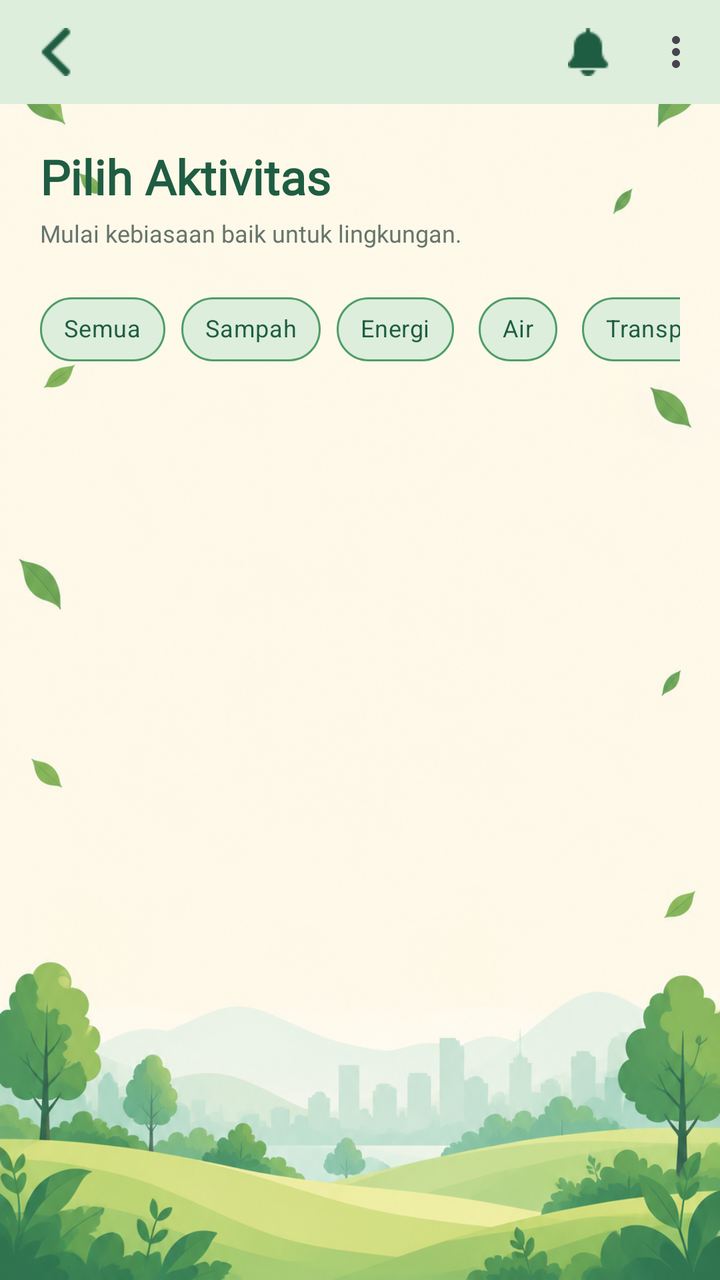
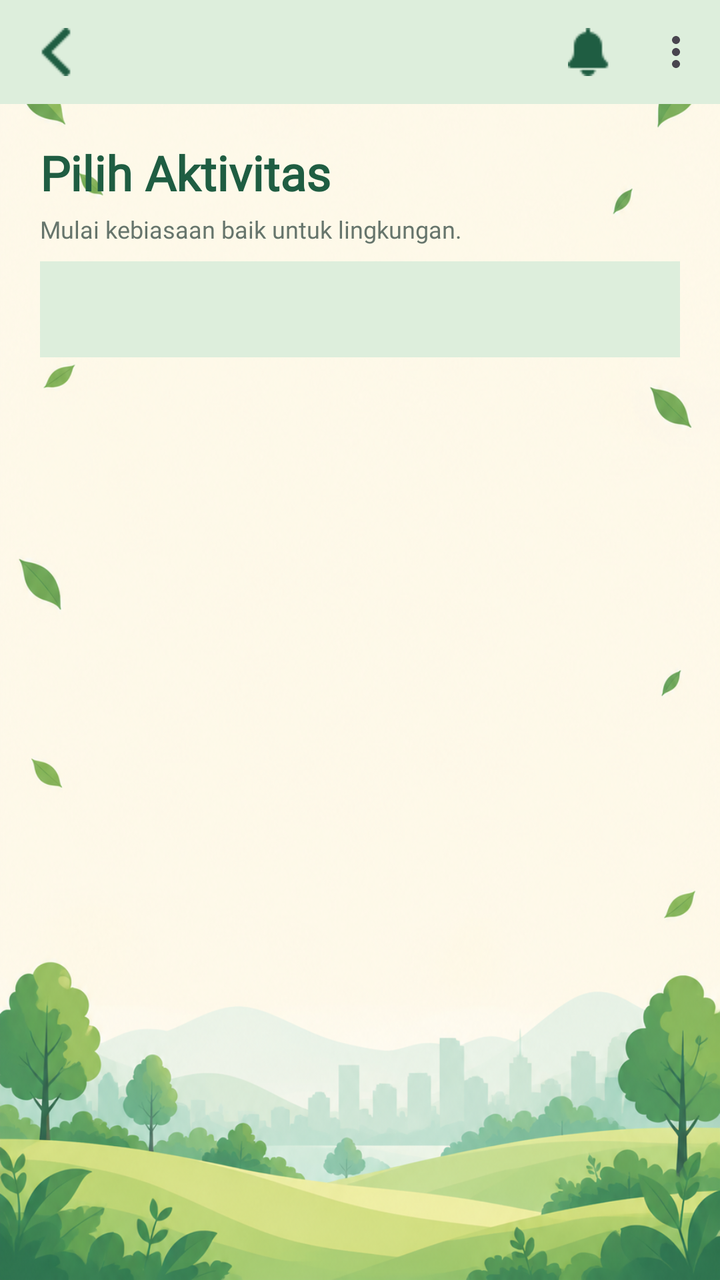

An Android layout rendered at two revisions. The XML below is the earlier revision; the diff shows what the commit changed to produce the second picture.
<!-- AndroidManifest.xml: application theme Theme.Mobile_Iqbal -->
<!-- res/layout/fragment_activity.xml -->
<?xml version="1.0" encoding="utf-8"?>
<androidx.constraintlayout.widget.ConstraintLayout
    xmlns:android="http://schemas.android.com/apk/res/android"
    xmlns:app="http://schemas.android.com/apk/res-auto"
    android:layout_width="match_parent"
    android:layout_height="match_parent"
    android:background="@drawable/bgutama">


    <com.google.android.material.appbar.MaterialToolbar
        android:id="@+id/toolbarActivity"
        android:layout_width="0dp"
        android:layout_height="52dp"
        android:background="#DDEEDC"
        app:navigationIcon="@drawable/left"
        app:title=""
        app:menu="@menu/main_menu"
        app:layout_constraintTop_toTopOf="parent"
        app:layout_constraintStart_toStartOf="parent"
        app:layout_constraintEnd_toEndOf="parent" />



    <LinearLayout
        android:id="@+id/headerActivity"
        android:layout_width="0dp"
        android:layout_height="wrap_content"
        android:orientation="vertical"
        android:paddingStart="20dp"
        android:paddingTop="20dp"
        android:paddingEnd="20dp"
        app:layout_constraintTop_toBottomOf="@id/toolbarActivity"
        app:layout_constraintStart_toStartOf="parent"
        app:layout_constraintEnd_toEndOf="parent">


    <TextView
            android:id="@+id/txtActivityTitle"
            android:layout_width="match_parent"
            android:layout_height="wrap_content"
            android:text="Pilih Aktivitas"
            android:textColor="#1F5D42"
            android:textSize="24sp"
            android:textStyle="bold"
            android:fontFamily="@font/poppins" />

        <TextView
            android:id="@+id/txtActivitySubtitle"
            android:layout_width="match_parent"
            android:layout_height="wrap_content"
            android:layout_marginTop="4dp"
            android:text="Mulai kebiasaan baik untuk lingkungan."
            android:textColor="#66756C"
            android:textSize="12sp"
            android:fontFamily="@font/poppins" />

        <HorizontalScrollView
            android:layout_width="match_parent"
            android:layout_height="wrap_content"
            android:layout_marginTop="16dp"
            android:scrollbars="none">

            <com.google.android.material.chip.ChipGroup
                android:id="@+id/chipGroupKategori"
                android:layout_width="wrap_content"
                android:layout_height="wrap_content"
                app:singleSelection="true"
                app:selectionRequired="true"
                app:chipSpacingHorizontal="8dp">

                <com.google.android.material.chip.Chip
                    android:id="@+id/chipSemua"
                    style="@style/Widget.MaterialComponents.Chip.Choice"
                    android:layout_width="wrap_content"
                    android:layout_height="wrap_content"
                    android:checkable="true"
                    android:text="Semua"
                    android:fontFamily="@font/poppins"
                    android:textSize="12sp"
                    app:checkedIconVisible="false"
                    app:chipBackgroundColor="@color/chip_filter_background"
                    app:chipStrokeColor="#4F9D69"
                    app:chipStrokeWidth="1dp"
                    app:chipCornerRadius="20dp"
                    android:textColor="@color/chip_filter_text" />

                <com.google.android.material.chip.Chip
                    android:id="@+id/chipSampah"
                    style="@style/Widget.MaterialComponents.Chip.Choice"
                    android:layout_width="wrap_content"
                    android:layout_height="wrap_content"
                    android:checkable="true"
                    android:text="Sampah"
                    android:fontFamily="@font/poppins"
                    android:textSize="12sp"
                    app:checkedIconVisible="false"
                    app:chipBackgroundColor="@color/chip_filter_background"
                    app:chipStrokeColor="#4F9D69"
                    app:chipStrokeWidth="1dp"
                    app:chipCornerRadius="20dp"
                    android:textColor="@color/chip_filter_text" />

                <com.google.android.material.chip.Chip
                    android:id="@+id/chipEnergi"
                    style="@style/Widget.MaterialComponents.Chip.Choice"
                    android:layout_width="wrap_content"
                    android:layout_height="wrap_content"
                    android:checkable="true"
                    android:text="Energi"
                    android:fontFamily="@font/poppins"
                    android:textSize="12sp"
                    app:checkedIconVisible="false"
                    app:chipBackgroundColor="@color/chip_filter_background"
                    app:chipStrokeColor="#4F9D69"
                    app:chipStrokeWidth="1dp"
                    app:chipCornerRadius="20dp"
                    android:textColor="@color/chip_filter_text" />

                <com.google.android.material.chip.Chip
                    android:id="@+id/chipAir"
                    style="@style/Widget.MaterialComponents.Chip.Choice"
                    android:layout_width="wrap_content"
                    android:layout_height="wrap_content"
                    android:checkable="true"
                    android:text="Air"
                    android:fontFamily="@font/poppins"
                    android:textSize="12sp"
                    app:checkedIconVisible="false"
                    app:chipBackgroundColor="@color/chip_filter_background"
                    app:chipStrokeColor="#4F9D69"
                    app:chipStrokeWidth="1dp"
                    app:chipCornerRadius="20dp"
                    android:textColor="@color/chip_filter_text" />

                <com.google.android.material.chip.Chip
                    android:id="@+id/chipTransportasi"
                    style="@style/Widget.MaterialComponents.Chip.Choice"
                    android:layout_width="wrap_content"
                    android:layout_height="wrap_content"
                    android:checkable="true"
                    android:text="Transportasi"
                    android:fontFamily="@font/poppins"
                    android:textSize="12sp"
                    app:checkedIconVisible="false"
                    app:chipBackgroundColor="@color/chip_filter_background"
                    app:chipStrokeColor="#4F9D69"
                    app:chipStrokeWidth="1dp"
                    app:chipCornerRadius="20dp"
                    android:textColor="@color/chip_filter_text" />

                <com.google.android.material.chip.Chip
                    android:id="@+id/chipKebiasaanHijau"
                    style="@style/Widget.MaterialComponents.Chip.Choice"
                    android:layout_width="wrap_content"
                    android:layout_height="wrap_content"
                    android:checkable="true"
                    android:text="Kebiasaan Hijau"
                    android:fontFamily="@font/poppins"
                    android:textSize="12sp"
                    app:checkedIconVisible="false"
                    app:chipBackgroundColor="@color/chip_filter_background"
                    app:chipStrokeColor="#4F9D69"
                    app:chipStrokeWidth="1dp"
                    app:chipCornerRadius="20dp"
                    android:textColor="@color/chip_filter_text" />
            </com.google.android.material.chip.ChipGroup>
        </HorizontalScrollView>
    </LinearLayout>

    <ListView
        android:id="@+id/listViewActivity"
        android:layout_width="0dp"
        android:layout_height="0dp"
        android:layout_marginStart="16dp"
        android:layout_marginTop="16dp"
        android:layout_marginEnd="16dp"
        android:layout_marginBottom="8dp"
        android:background="@android:color/transparent"
        android:divider="@android:color/transparent"
        android:dividerHeight="10dp"
        android:clipToPadding="false"
        android:paddingTop="2dp"
        android:paddingBottom="12dp"
        android:scrollbars="none"
        app:layout_constraintTop_toBottomOf="@id/headerActivity"
        app:layout_constraintBottom_toBottomOf="parent"
        app:layout_constraintStart_toStartOf="parent"
        app:layout_constraintEnd_toEndOf="parent" />

</androidx.constraintlayout.widget.ConstraintLayout>
<!-- resources referenced by this layout -->
<resources>
  <!-- drawable bgutama: png bitmap (drawable, 910591 bytes) -->
  <!-- drawable left: png bitmap (drawable, 427 bytes) -->
  <style name="Theme.Mobile_Iqbal" parent="Base.Theme.Mobile_Iqbal" />
  <style name="Base.Theme.Mobile_Iqbal" parent="Theme.Material3.DayNight.NoActionBar">
          
          
      </style>
</resources>

<!-- the commit's change to res/layout/fragment_activity.xml (unified diff, before → after) -->
@@ -5,7 +5,6 @@
     android:layout_width="match_parent"
     android:layout_height="match_parent"
     android:background="@drawable/bgutama">
-
 
     <com.google.android.material.appbar.MaterialToolbar
         android:id="@+id/toolbarActivity"
@@ -19,22 +18,20 @@
         app:layout_constraintStart_toStartOf="parent"
         app:layout_constraintEnd_toEndOf="parent" />
 
-
-
     <LinearLayout
         android:id="@+id/headerActivity"
         android:layout_width="0dp"
         android:layout_height="wrap_content"
         android:orientation="vertical"
         android:paddingStart="20dp"
-        android:paddingTop="20dp"
+        android:paddingTop="18dp"
         android:paddingEnd="20dp"
+        android:paddingBottom="8dp"
         app:layout_constraintTop_toBottomOf="@id/toolbarActivity"
         app:layout_constraintStart_toStartOf="parent"
         app:layout_constraintEnd_toEndOf="parent">
 
-
-    <TextView
+        <TextView
             android:id="@+id/txtActivityTitle"
             android:layout_width="match_parent"
             android:layout_height="wrap_content"
@@ -54,135 +51,30 @@
             android:textSize="12sp"
             android:fontFamily="@font/poppins" />
 
-        <HorizontalScrollView
-            android:layout_width="match_parent"
-            android:layout_height="wrap_content"
-            android:layout_marginTop="16dp"
-            android:scrollbars="none">
-
-            <com.google.android.material.chip.ChipGroup
-                android:id="@+id/chipGroupKategori"
-                android:layout_width="wrap_content"
-                android:layout_height="wrap_content"
-                app:singleSelection="true"
-                app:selectionRequired="true"
-                app:chipSpacingHorizontal="8dp">
-
-                <com.google.android.material.chip.Chip
-                    android:id="@+id/chipSemua"
-                    style="@style/Widget.MaterialComponents.Chip.Choice"
-                    android:layout_width="wrap_content"
-                    android:layout_height="wrap_content"
-                    android:checkable="true"
-                    android:text="Semua"
-                    android:fontFamily="@font/poppins"
-                    android:textSize="12sp"
-                    app:checkedIconVisible="false"
-                    app:chipBackgroundColor="@color/chip_filter_background"
-                    app:chipStrokeColor="#4F9D69"
-                    app:chipStrokeWidth="1dp"
-                    app:chipCornerRadius="20dp"
-                    android:textColor="@color/chip_filter_text" />
-
-                <com.google.android.material.chip.Chip
-                    android:id="@+id/chipSampah"
-                    style="@style/Widget.MaterialComponents.Chip.Choice"
-                    android:layout_width="wrap_content"
-                    android:layout_height="wrap_content"
-                    android:checkable="true"
-                    android:text="Sampah"
-                    android:fontFamily="@font/poppins"
-                    android:textSize="12sp"
-                    app:checkedIconVisible="false"
-                    app:chipBackgroundColor="@color/chip_filter_background"
-                    app:chipStrokeColor="#4F9D69"
-                    app:chipStrokeWidth="1dp"
-                    app:chipCornerRadius="20dp"
-                    android:textColor="@color/chip_filter_text" />
-
-                <com.google.android.material.chip.Chip
-                    android:id="@+id/chipEnergi"
-                    style="@style/Widget.MaterialComponents.Chip.Choice"
-                    android:layout_width="wrap_content"
-                    android:layout_height="wrap_content"
-                    android:checkable="true"
-                    android:text="Energi"
-                    android:fontFamily="@font/poppins"
-                    android:textSize="12sp"
-                    app:checkedIconVisible="false"
-                    app:chipBackgroundColor="@color/chip_filter_background"
-                    app:chipStrokeColor="#4F9D69"
-                    app:chipStrokeWidth="1dp"
-                    app:chipCornerRadius="20dp"
-                    android:textColor="@color/chip_filter_text" />
-
-                <com.google.android.material.chip.Chip
-                    android:id="@+id/chipAir"
-                    style="@style/Widget.MaterialComponents.Chip.Choice"
-                    android:layout_width="wrap_content"
-                    android:layout_height="wrap_content"
-                    android:checkable="true"
-                    android:text="Air"
-                    android:fontFamily="@font/poppins"
-                    android:textSize="12sp"
-                    app:checkedIconVisible="false"
-                    app:chipBackgroundColor="@color/chip_filter_background"
-                    app:chipStrokeColor="#4F9D69"
-                    app:chipStrokeWidth="1dp"
-                    app:chipCornerRadius="20dp"
-                    android:textColor="@color/chip_filter_text" />
-
-                <com.google.android.material.chip.Chip
-                    android:id="@+id/chipTransportasi"
-                    style="@style/Widget.MaterialComponents.Chip.Choice"
-                    android:layout_width="wrap_content"
-                    android:layout_height="wrap_content"
-                    android:checkable="true"
-                    android:text="Transportasi"
-                    android:fontFamily="@font/poppins"
-                    android:textSize="12sp"
-                    app:checkedIconVisible="false"
-                    app:chipBackgroundColor="@color/chip_filter_background"
-                    app:chipStrokeColor="#4F9D69"
-                    app:chipStrokeWidth="1dp"
-                    app:chipCornerRadius="20dp"
-                    android:textColor="@color/chip_filter_text" />
-
-                <com.google.android.material.chip.Chip
-                    android:id="@+id/chipKebiasaanHijau"
-                    style="@style/Widget.MaterialComponents.Chip.Choice"
-                    android:layout_width="wrap_content"
-                    android:layout_height="wrap_content"
-                    android:checkable="true"
-                    android:text="Kebiasaan Hijau"
-                    android:fontFamily="@font/poppins"
-                    android:textSize="12sp"
-                    app:checkedIconVisible="false"
-                    app:chipBackgroundColor="@color/chip_filter_background"
-                    app:chipStrokeColor="#4F9D69"
-                    app:chipStrokeWidth="1dp"
-                    app:chipCornerRadius="20dp"
-                    android:textColor="@color/chip_filter_text" />
-            </com.google.android.material.chip.ChipGroup>
-        </HorizontalScrollView>
     </LinearLayout>
 
-    <ListView
-        android:id="@+id/listViewActivity"
+    <com.google.android.material.tabs.TabLayout
+        android:id="@+id/tabLayoutActivity"
+        android:layout_width="0dp"
+        android:layout_height="wrap_content"
+        android:layout_marginStart="20dp"
+        android:layout_marginEnd="20dp"
+        android:background="#DDEEDC"
+        app:tabMode="fixed"
+        app:tabGravity="fill"
+        app:tabTextColor="#66756C"
+        app:tabSelectedTextColor="#1F5D42"
+        app:tabIndicatorColor="#1F5D42"
+        app:tabIndicatorHeight="3dp"
+        app:layout_constraintTop_toBottomOf="@id/headerActivity"
+        app:layout_constraintStart_toStartOf="parent"
+        app:layout_constraintEnd_toEndOf="parent" />
+
+    <androidx.viewpager2.widget.ViewPager2
+        android:id="@+id/viewPagerActivity"
         android:layout_width="0dp"
         android:layout_height="0dp"
-        android:layout_marginStart="16dp"
-        android:layout_marginTop="16dp"
-        android:layout_marginEnd="16dp"
-        android:layout_marginBottom="8dp"
-        android:background="@android:color/transparent"
-        android:divider="@android:color/transparent"
-        android:dividerHeight="10dp"
-        android:clipToPadding="false"
-        android:paddingTop="2dp"
-        android:paddingBottom="12dp"
-        android:scrollbars="none"
-        app:layout_constraintTop_toBottomOf="@id/headerActivity"
+        app:layout_constraintTop_toBottomOf="@id/tabLayoutActivity"
         app:layout_constraintBottom_toBottomOf="parent"
         app:layout_constraintStart_toStartOf="parent"
         app:layout_constraintEnd_toEndOf="parent" />
